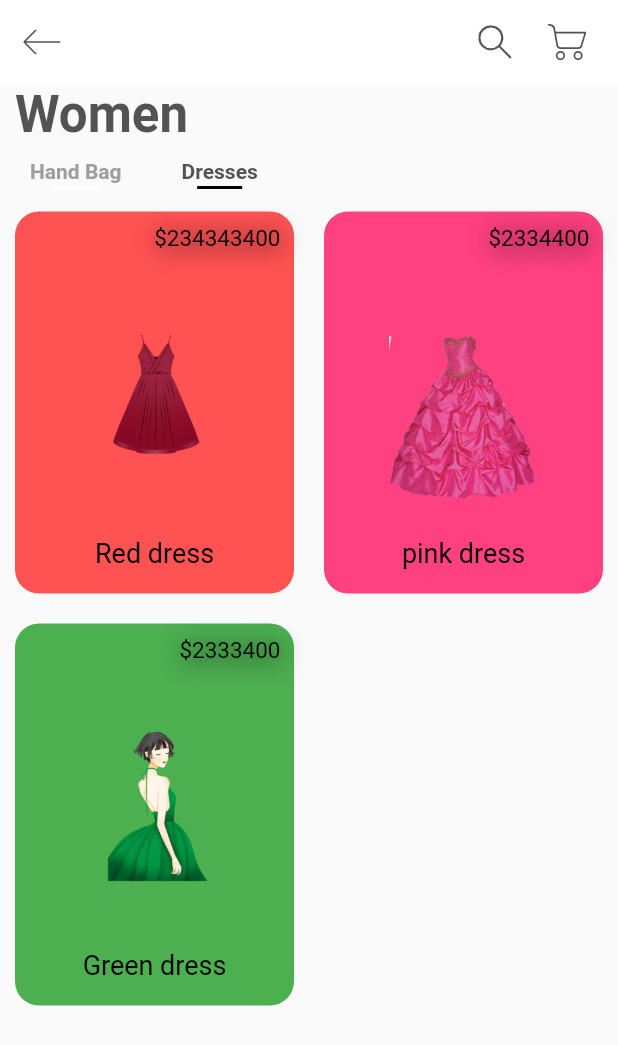
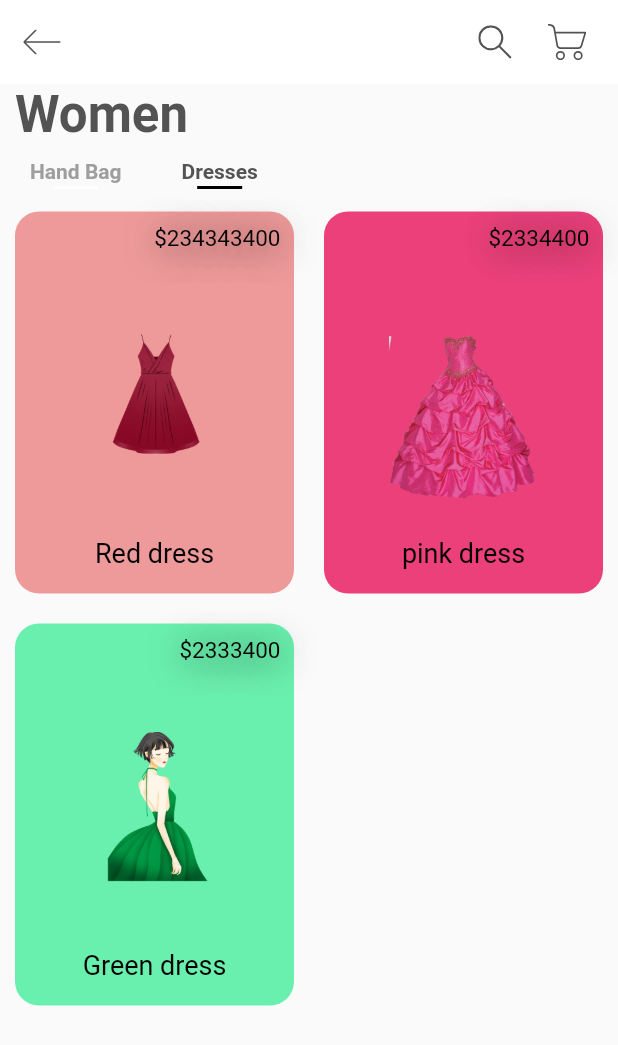
Before and after one commit to usmanmalik321/Shopping_App_flutter, a Flutter app: the screen it shows after launch, after a tap on "Dresses", on a phone screen of 412 x 824 dp. Shown: the top 1045 px of the screen. Run offline on Flutter 3.47's test engine with Material 2 defaults, Android fonts, the phone set to English and light mode, and no system bars; our stand-ins replace flutter_svg.

Commit message:
added new features

```diff
--- a/lib/models/Product.dart
+++ b/lib/models/Product.dart
@@ -75,7 +75,7 @@ List<Product> dresses = [
       size: 12,
       description: dummyText,
       image: "assets/images/red_dress.png",
-      color: Colors.redAccent),
+      color: Colors.red[200]),
   Product(
       id: 2,
       title: "pink dress",
@@ -83,7 +83,7 @@ List<Product> dresses = [
       size: 12,
       description: dummyText,
       image: "assets/images/pink_dress.png",
-      color: Colors.pinkAccent),
+      color: Colors.pink[400]),
   Product(
       id: 3,
       title: "Green dress",
@@ -91,7 +91,7 @@ List<Product> dresses = [
       size: 12,
       description: dummyText,
       image: "assets/images/green_dress.png",
-      color: Colors.green)
+      color: Colors.greenAccent)
 ];
 
 String dummyText =
--- a/lib/screens/home/components/body.dart
+++ b/lib/screens/home/components/body.dart
@@ -1,5 +1,6 @@
 import 'package:flutter/material.dart';
 import 'package:shopping_app/constants.dart';
+import 'package:shopping_app/screens/details/detail_screen.dart';
 import 'package:shopping_app/screens/home/components/cards.dart';
 import 'package:shopping_app/screens/home/components/categories.dart';
 
@@ -41,10 +42,26 @@ class _BodyState extends State<Body> {
         gridDelegate: SliverGridDelegateWithFixedCrossAxisCount(
             childAspectRatio: 0.75, crossAxisCount: 2),
         itemBuilder: (context, index) => activeIndex == 0
-            ? Cards(products[index].color, products[index].price,
-                products[index].title, products[index].image)
-            : Cards(dresses[index].color, dresses[index].price,
-                dresses[index].title, dresses[index].image),
+            ? Cards(
+                products[index].color,
+                products[index].price,
+                products[index].title,
+                products[index].image,
+                () => Navigator.push(
+                    context,
+                    MaterialPageRoute(
+                        builder: (context) =>
+                            DetailsScreen(product: products[index]))))
+            : Cards(
+                dresses[index].color,
+                dresses[index].price,
+                dresses[index].title,
+                dresses[index].image,
+                () => Navigator.push(
+                    context,
+                    MaterialPageRoute(
+                        builder: (context) =>
+                            DetailsScreen(product: dresses[index])))),
       ))
     ]);
   }
--- a/lib/screens/home/components/cards.dart
+++ b/lib/screens/home/components/cards.dart
@@ -5,10 +5,13 @@ class Cards extends StatelessWidget {
   var price;
   var title;
   var image;
-  Cards(this.color, this.price, this.title, this.image);
+  Function press;
+  Cards(this.color, this.price, this.title, this.image, this.press);
   @override
   Widget build(BuildContext context) {
-    return Container(
+    return GestureDetector(
+      onTap: press,
+      child: Container(
           margin: EdgeInsets.all(10),
           padding: EdgeInsets.all(9),
           height: 200,
@@ -23,10 +26,11 @@ class Cards extends StatelessWidget {
                   alignment: Alignment.topRight,
                   child: Text(
                     "\$" + price.toString(),
-                  style: TextStyle(color: Colors.black, fontSize: 15, shadows: [
+                    style:
+                        TextStyle(color: Colors.black, fontSize: 15, shadows: [
                       Shadow(
                         offset: Offset(2.0, 2.0),
-                      blurRadius: 20.0,
+                        blurRadius: 30.0,
                         color: Color.fromARGB(255, 0, 0, 0),
                       )
                     ]),
@@ -43,6 +47,7 @@ class Cards extends StatelessWidget {
                 ),
               )
             ],
-        ));
+          )),
+    );
   }
 }
```
Also changed, not shown: lib/screens/details/components/body.dart (added, +76 -0 lines), lib/screens/details/components/description.dart (added, +22 -0 lines), lib/screens/details/components/options.dart (added, +47 -0 lines), lib/screens/details/components/titleandimage.dart (added, +64 -0 lines), lib/screens/details/detail_screen.dart (added, +40 -0 lines). Lines whose indentation alone changed are shown as unchanged.
